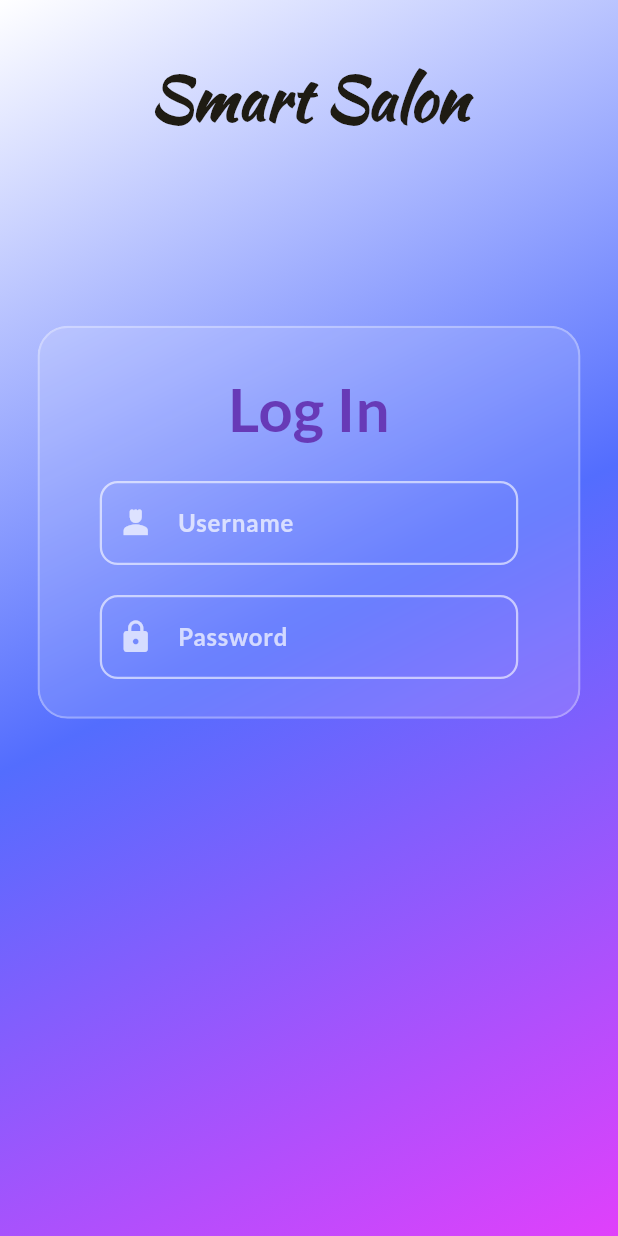
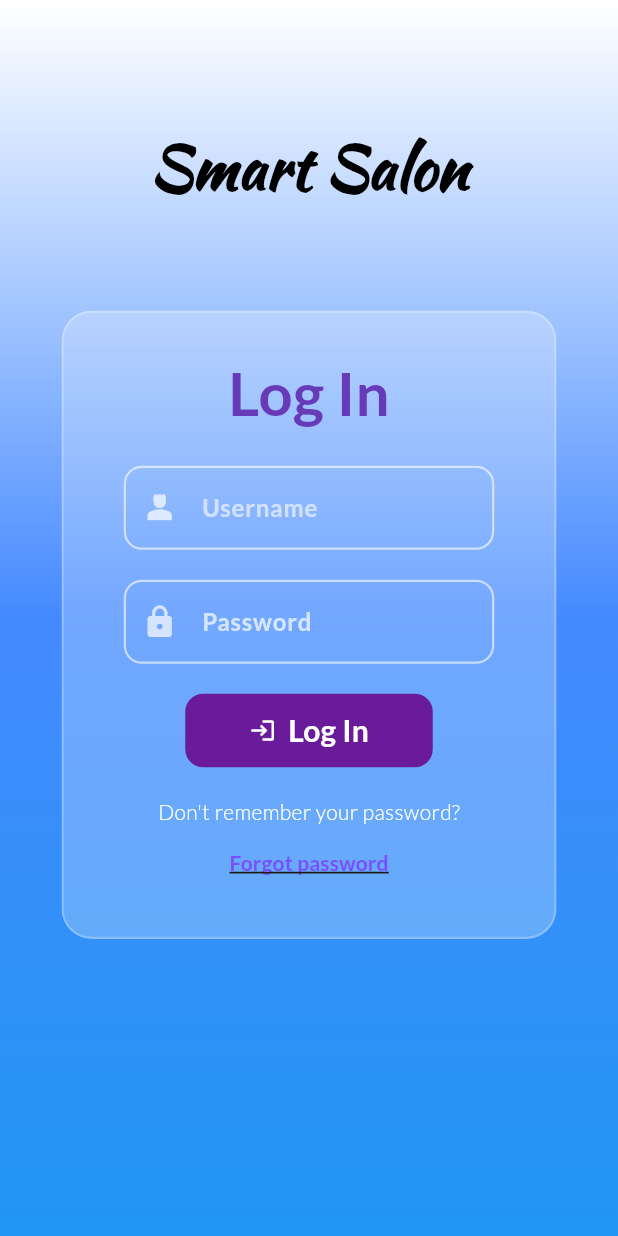
Before and after one commit to Ahmed-Ravy/Smart-Salon-App, a Flutter app: the screen it shows after launch, on a phone screen of 412 x 824 dp. Run offline on Flutter 3.47's test engine with Material 3 defaults, Android fonts, the phone set to English and light mode, and no system bars.

Commit message:
Completed the log in page design

```diff
--- a/smart_saloon/lib/log_in_page.dart
+++ b/smart_saloon/lib/log_in_page.dart
@@ -8,20 +8,27 @@ class LogInPage extends StatelessWidget {
   @override
   Widget build(BuildContext context) {
     return Scaffold(
-      body: Container(
+      resizeToAvoidBottomInset: true,
+      body: SizedBox.expand(
+        child: Container(
           decoration: BoxDecoration(
             gradient: LinearGradient(
-            colors: [Colors.white, Colors.indigoAccent,Colors.purpleAccent,],
-            begin: Alignment.topLeft,
-            end: Alignment.bottomRight,
+              colors: [Colors.white, Colors.blueAccent, Colors.blue],
+              begin: Alignment.topCenter,
+              end: Alignment.bottomCenter,
             ),
           ),
           child: SafeArea(
             //ignoring the notch and bottom bar
+            child: SingleChildScrollView(
+              keyboardDismissBehavior: ScrollViewKeyboardDismissBehavior.onDrag,
+              padding: EdgeInsets.all(16),
+              physics: BouncingScrollPhysics(),
               child: Column(
                 children: [
+                  const SizedBox(height: 40,),
                   Padding(
-                padding: const EdgeInsets.symmetric(vertical: 40),
+                    padding: const EdgeInsets.symmetric(vertical: 30),
                     //keeping a padding to look good...padding at all side of "smart salon" text
                     child: Row(
                       mainAxisAlignment: MainAxisAlignment
@@ -34,28 +41,31 @@ class LogInPage extends StatelessWidget {
                             fontFamily:
                                 'KaushanScript', //used new font here,,,not in-built
                             fontSize: 40,
+                            color: Colors.black,
                           ),
                         ),
                       ],
                     ),
                   ),
-              const Spacer(flex: 1,), //making a space between both text
+                  const SizedBox(height: 40), //making a space between both text
 
                   Padding(
                     padding: const EdgeInsets.symmetric(horizontal: 25),
                     child: ClipRRect(
-                  borderRadius: BorderRadiusGeometry.circular(20),
+                      //used to blur a particular place...without this, backdrop filter will blur the whole screen.
+                      borderRadius: BorderRadius.circular(20),
                       child: BackdropFilter(
-                    filter: ImageFilter.blur(sigmaX: 15, sigmaY: 15),
+                        filter: ImageFilter.blur(
+                          sigmaX: 15,
+                          sigmaY: 15,
+                        ), //blurring part
                         child: Container(
+                          //works as card here
                           padding: const EdgeInsets.all(25),
                           decoration: BoxDecoration(
-                        color: Colors.white12,
+                            color: Colors.white24,
                             borderRadius: BorderRadius.circular(20),
-                        border: Border.all(
-                          color: Colors.white30,
-                          width: 1.5,
-                        )
+                            border: Border.all(color: Colors.white24, width: 1.5),
                           ),
                           child: Column(
                             children: [
@@ -73,7 +83,9 @@ class LogInPage extends StatelessWidget {
                               ), //keeping a constant space between the text and text field
                               //user name  textfield part
                               Padding(
-                            padding: const EdgeInsets.symmetric(horizontal: 15),
+                                padding: const EdgeInsets.symmetric(
+                                  horizontal: 15,
+                                ),
                                 child: TextField(
                                   //user name text field
                                   cursorColor: Colors.deepPurple,
@@ -81,9 +93,11 @@ class LogInPage extends StatelessWidget {
                                     //decoration time
                                     hintText:
                                         "Username", //the text which will be shown inside the text field as default
-                                hintStyle: TextStyle(color: Colors.white70,fontWeight: FontWeight.bold),
+                                    hintStyle: TextStyle(
+                                      color: Colors.white60,
+                                      fontWeight: FontWeight.bold,
+                                    ),
                                     enabledBorder: OutlineInputBorder(
-
                                       borderRadius: BorderRadius.circular(
                                         12,
                                       ), //the shape of the box
@@ -95,11 +109,14 @@ class LogInPage extends StatelessWidget {
                                     focusedBorder: OutlineInputBorder(
                                       borderRadius: BorderRadius.circular(12),
                                       borderSide: BorderSide(
-                                    color: Colors.deepPurple,
+                                        color: const Color(0xFF6A1B9A),
                                         width: 1.5,
                                       ),
                                     ),
-                                prefixIcon: Icon(Icons.person_4_sharp,color: Colors.white70,),
+                                    prefixIcon: Icon(
+                                      Icons.person_4_sharp,
+                                      color: Colors.white70,
+                                    ),
                                   ),
                                 ),
                               ),
@@ -108,13 +125,18 @@ class LogInPage extends StatelessWidget {
                               ), //keeping a constant space between the text and text field
                               //password textfield part
                               Padding(
-                            padding: const EdgeInsets.symmetric(horizontal: 15),
+                                padding: const EdgeInsets.symmetric(
+                                  horizontal: 15,
+                                ),
                                 child: TextField(
                                   cursorColor: Colors.deepPurple,
                                   obscureText: true,
                                   decoration: InputDecoration(
                                     hintText: "Password",
-                                hintStyle: TextStyle(color: Colors.white70,fontWeight: FontWeight.bold),
+                                    hintStyle: TextStyle(
+                                      color: Colors.white70,
+                                      fontWeight: FontWeight.bold,
+                                    ),
                                     enabledBorder: OutlineInputBorder(
                                       borderRadius: BorderRadius.circular(12),
                                       borderSide: BorderSide(
@@ -129,9 +151,60 @@ class LogInPage extends StatelessWidget {
                                         width: 1.5,
                                       ),
                                     ),
-                                prefixIcon: Icon(Icons.lock,color: Colors.white70),
+                                    prefixIcon: Icon(
+                                      Icons.lock,
+                                      color: Colors.white70,
                                     ),
                                   ),
+                                ),
+                              ),
+                              const SizedBox(height: 20),
+                              SizedBox(
+                                width: 165,
+                                child: FilledButton.icon(
+                                  onPressed: () {},
+                                  style: FilledButton.styleFrom(
+                                    backgroundColor: const Color(0xFF6A1B9A),
+                                    padding: const EdgeInsets.symmetric(
+                                      vertical: 10,
+                                    ),
+                                    shape: RoundedRectangleBorder(
+                                      borderRadius: BorderRadius.circular(12),
+                                    ),
+                                  ),
+                                  icon: Icon(Icons.login, color: Colors.white),
+                                  label: Text(
+                                    "Log In",
+                                    style: TextStyle(
+                                      fontSize: 20,
+                                      fontWeight: FontWeight.bold,
+                                      color: Colors.white,
+                                    ),
+                                  ),
+                                ),
+                              ),
+                              const SizedBox(height: 20),
+                              Column(
+                                mainAxisAlignment: MainAxisAlignment.center,
+                                //mainAxisSize: MainAxisSize.min,
+                                children: [
+                                  Text(
+                                    "Don't remember your password?",
+                                    style: TextStyle(color: Colors.white),
+                                  ),
+
+                                  TextButton(
+                                    onPressed: () {},
+                                    child: Text(
+                                      "Forgot password",
+                                      style: TextStyle(
+                                        color: Colors.deepPurpleAccent,
+                                        fontWeight: FontWeight.bold,
+                                        decoration: TextDecoration.underline,
+                                      ),
+                                    ),
+                                  ),
+                                ],
                               ),
                             ],
                           ),
@@ -140,22 +213,13 @@ class LogInPage extends StatelessWidget {
                     ),
                   ),
 
-              const Spacer(flex: 4,),
+                  const SizedBox(height: 80),
                 ],
+              ),
+            ),
           ),
         ),
       ),
     );
   }
 }
-
-
-
-
-
-
-// elevation: 13,
-//                   shadowColor: Colors.black,
-//                   color: Colors.white70,
-//                   shape: RoundedRectangleBorder(
-//                     borderRadius: BorderRadiusGeometry.circular(20),
```
Lines whose indentation alone changed are shown as unchanged.
